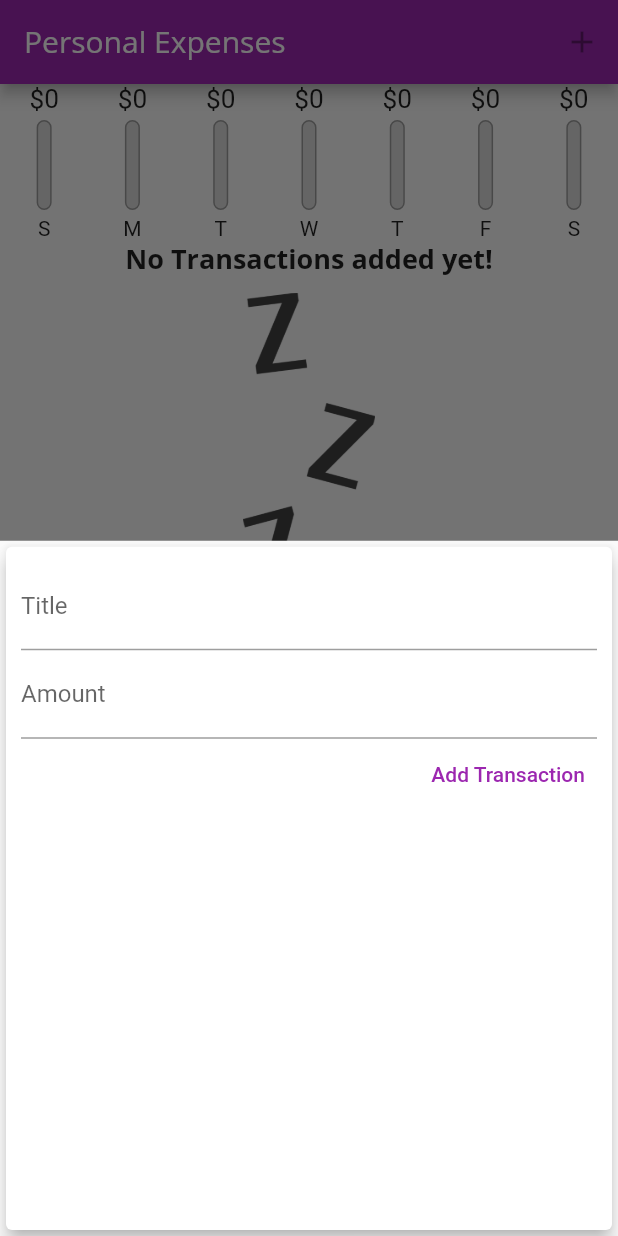
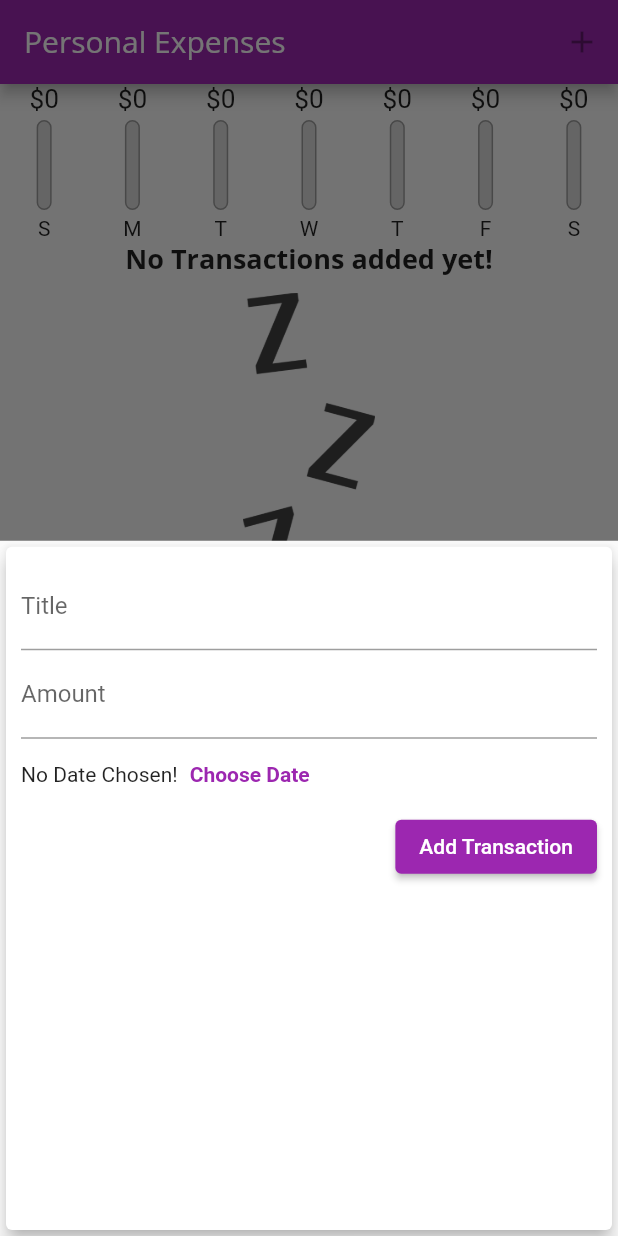
Before and after one commit to boilinux/flutter-spending-tracker, a Flutter app: the screen it shows after launch, after a tap on the "add circle" icon, on a phone screen of 412 x 824 dp. Run offline on Flutter 3.47's test engine with Material 2 defaults, Android fonts, the phone set to English and light mode, and no system bars.

Commit message:
Add date picker.

```diff
--- a/lib/main.dart
+++ b/lib/main.dart
@@ -18,7 +18,7 @@ class MyApp extends StatelessWidget {
         primarySwatch: Colors.purple,
         fontFamily: 'Quicksand',
         textTheme: ThemeData.light().textTheme.copyWith(
-              title: TextStyle(
+              headline6: TextStyle(
                 fontFamily: 'OpenSans',
                 fontWeight: FontWeight.bold,
                 fontSize: 18,
@@ -26,9 +26,12 @@ class MyApp extends StatelessWidget {
             ),
         appBarTheme: AppBarTheme(
             textTheme: ThemeData.light().textTheme.copyWith(
-                  title: TextStyle(
+                  headline6: TextStyle(
                     fontFamily: 'OpenSans',
                     fontSize: 20,
+                  ),
+                  button: TextStyle(
+                    color: Colors.white,
                   ),
                 )),
       ),
--- a/lib/widgets/form/formspending.dart
+++ b/lib/widgets/form/formspending.dart
@@ -1,6 +1,7 @@
 import 'package:flutter/material.dart';
+import 'package:intl/intl.dart';
 
-class FormSpending extends StatelessWidget {
+class FormSpending extends StatefulWidget {
   final inputTitleController;
   final inputAmountController;
   final VoidCallback submitFormHandler;
@@ -10,6 +11,29 @@ class FormSpending extends StatelessWidget {
     required this.inputAmountController,
     required this.submitFormHandler,
   });
+
+  @override
+  _FormSpendingState createState() => _FormSpendingState();
+}
+
+class _FormSpendingState extends State<FormSpending> {
+  var _datePickerVal;
+
+  void _presentDatePicker() {
+    showDatePicker(
+      context: context,
+      initialDate: DateTime.now(),
+      firstDate: DateTime(2021),
+      lastDate: DateTime.now(),
+    ).then((value) {
+      if (value == null) {
+        return;
+      }
+      setState(() {
+        _datePickerVal = value;
+      });
+    });
+  }
 
   @override
   Widget build(BuildContext context) {
@@ -24,20 +48,36 @@ class FormSpending extends StatelessWidget {
               decoration: InputDecoration(
                 labelText: 'Title',
               ),
-              controller: inputTitleController,
-              onSubmitted: (_) => submitFormHandler(),
+              controller: widget.inputTitleController,
+              onSubmitted: (_) => widget.submitFormHandler(),
             ),
             TextField(
               decoration: InputDecoration(
                 labelText: 'Amount',
               ),
-              controller: inputAmountController,
+              controller: widget.inputAmountController,
               keyboardType: TextInputType.number,
-              onSubmitted: (_) => submitFormHandler(),
+              onSubmitted: (_) => widget.submitFormHandler(),
+            ),
+            Row(
+              children: [
+                Text(_datePickerVal == null
+                    ? 'No Date Chosen!'
+                    : DateFormat().add_yMd().format(_datePickerVal).toString()),
+                TextButton(
+                    onPressed: _presentDatePicker,
+                    child: Text(
+                      'Choose Date',
+                      style: TextStyle(
+                        fontWeight: FontWeight.bold,
+                        color: Theme.of(context).primaryColor,
+                      ),
+                    )),
+              ],
             ),
             Container(
-              child: TextButton(
-                onPressed: submitFormHandler,
+              child: ElevatedButton(
+                onPressed: widget.submitFormHandler,
                 child: Text('Add Transaction'),
               ),
             ),
```
